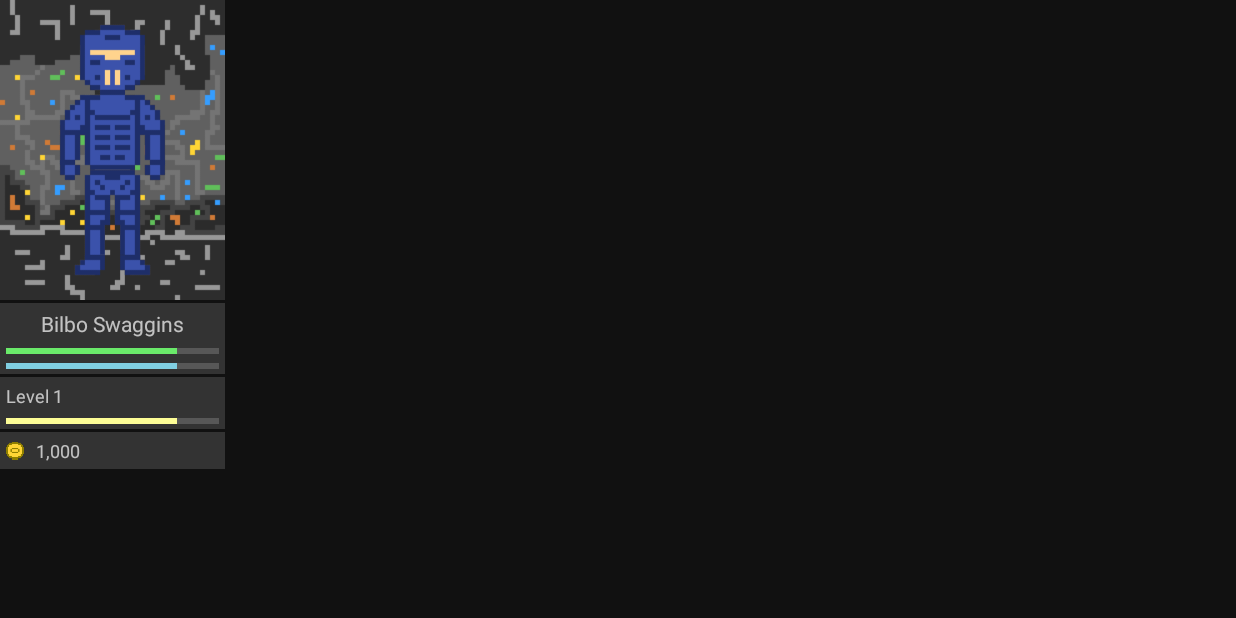
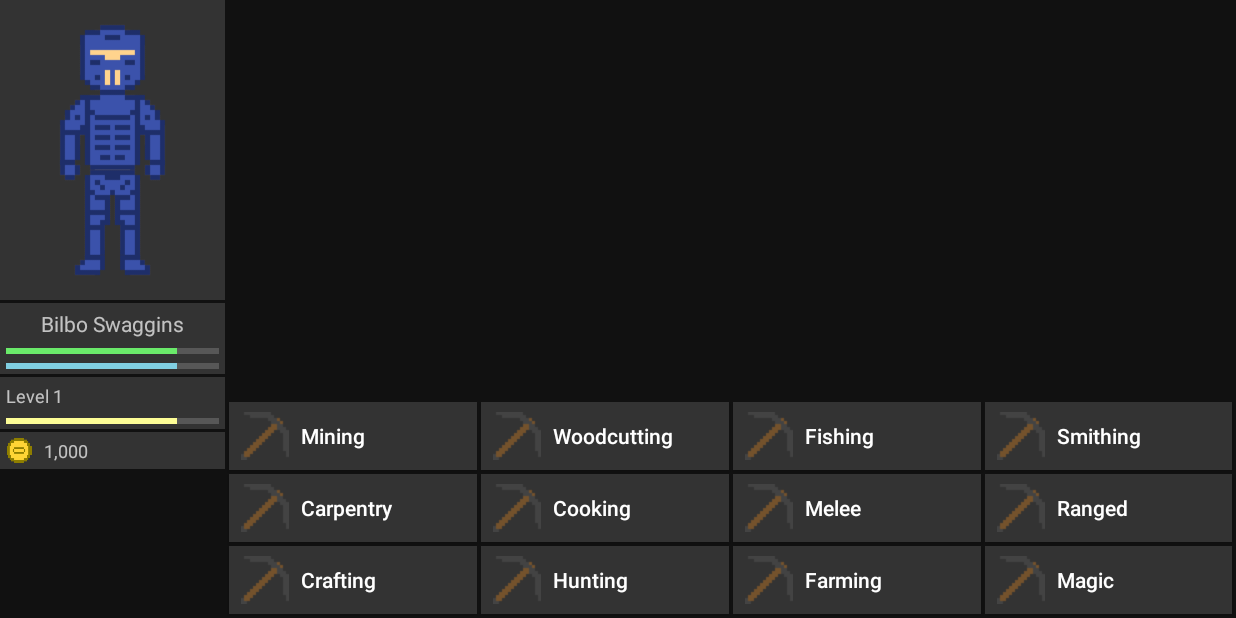
Before and after one commit to zjohnso/big-game, an Android app: the screen it shows after launch (MainActivity), on a phone screen of 824 x 412 dp (held sideways). Run offline under Robolectric (Android 15) with nearby library versions, the phone set to English and light mode, and no system bars.

Commit message:
Added buttons

```diff
--- a/app/src/main/java/com/example/projectgooch/MainActivity.java
+++ b/app/src/main/java/com/example/projectgooch/MainActivity.java
@@ -1,6 +1,7 @@
 package com.example.projectgooch;
 
 import androidx.appcompat.app.AppCompatActivity;
+import androidx.fragment.app.Fragment;
 
 import android.os.Bundle;
 import android.view.WindowManager;
@@ -12,5 +13,20 @@ public class MainActivity extends AppCompatActivity {
         getWindow().setFlags(WindowManager.LayoutParams.FLAG_FULLSCREEN, WindowManager.LayoutParams.FLAG_FULLSCREEN);
         super.onCreate(savedInstanceState);
         setContentView(R.layout.activity_main);
+
+        displaySkillButtons();
+    }
+
+    private void displaySkillButtons() {
+        loadFragment(new SkillsSelectFragment());
+    }
+
+    private boolean loadFragment(Fragment f) {
+        if (f != null) {
+            getSupportFragmentManager().beginTransaction().replace(R.id.fragmentContainer, f).commit();
+            return true;
+        } else {
+            return false;
+        }
     }
 }
--- /dev/null
+++ b/app/src/main/java/com/example/projectgooch/SkillsSelectFragment.java
@@ -0,0 +1,20 @@
+package com.example.projectgooch;
+
+import android.os.Bundle;
+import android.view.LayoutInflater;
+import android.view.View;
+import android.view.ViewGroup;
+
+import androidx.annotation.NonNull;
+import androidx.annotation.Nullable;
+import androidx.fragment.app.Fragment;
+
+public class SkillsSelectFragment extends Fragment {
+
+    @Nullable
+    @Override
+    public View onCreateView(@NonNull LayoutInflater inflater, @Nullable ViewGroup container, @Nullable Bundle savedInstanceState) {
+        View v = inflater.inflate(R.layout.fragment_skill_select, container, false);
+        return v;
+    }
+}
--- /dev/null
+++ b/app/src/main/res/drawable/button_color_selector.xml
@@ -0,0 +1,14 @@
+<?xml version="1.0" encoding="utf-8"?>
+<selector xmlns:android="http://schemas.android.com/apk/res/android">
+    <item
+        android:state_focused="true"
+        android:state_pressed="true"
+        android:drawable="@color/uiTileBackgroundPressed" />
+
+    <item
+        android:state_focused="false"
+        android:state_pressed="true"
+        android:drawable="@color/uiTileBackgroundPressed" />
+
+    <item android:drawable="@color/uiTileBackground" />
+</selector>
--- a/app/src/main/res/layout/activity_main.xml
+++ b/app/src/main/res/layout/activity_main.xml
@@ -2,12 +2,21 @@
 <androidx.constraintlayout.widget.ConstraintLayout xmlns:android="http://schemas.android.com/apk/res/android"
     xmlns:app="http://schemas.android.com/apk/res-auto"
     xmlns:tools="http://schemas.android.com/tools"
+    android:orientation="horizontal"
     android:layout_width="match_parent"
     android:layout_height="match_parent"
     android:background="@color/uiBackground"
     tools:context=".MainActivity">
 
-
+    <FrameLayout
+        android:id="@+id/fragmentContainer"
+        android:layout_width="0dp"
+        android:layout_height="wrap_content"
+        android:layout_margin="1dp"
+        app:layout_constraintEnd_toEndOf="parent"
+        app:layout_constraintStart_toEndOf="@id/body"
+        app:layout_constraintBottom_toBottomOf="parent"
+        />
 
     <TextView
         android:id="@+id/infoPanel"
@@ -41,7 +50,7 @@
         android:layout_width="150dp"
         android:layout_height="200dp"
         android:foreground="@drawable/body"
-        android:background="@drawable/minebgtest"
+        android:background="@color/uiTileBackground"
         app:layout_constraintStart_toStartOf="parent"
         app:layout_constraintTop_toTopOf="parent" />
 
@@ -132,7 +141,7 @@
 
     <ImageView
         android:id="@+id/goldIcon"
-        android:layout_width="20dp"
+        android:layout_width="25dp"
         android:layout_height="0dp"
         android:padding="4dp"
         android:background="@color/uiTileBackground"
--- /dev/null
+++ b/app/src/main/res/layout/fragment_skill_select.xml
@@ -0,0 +1,218 @@
+<?xml version="1.0" encoding="utf-8"?>
+<GridLayout xmlns:android="http://schemas.android.com/apk/res/android"
+    xmlns:app="http://schemas.android.com/apk/res-auto"
+    android:id="@+id/skillsButtons"
+    xmlns:tools="http://schemas.android.com/tools"
+    android:layout_width="match_parent"
+    android:layout_height="match_parent"
+    android:background="@color/uiBackground"
+    android:useDefaultMargins="false"
+    android:rowCount="6"
+    android:columnCount="4"
+    tools:context=".MainActivity">
+
+    <Button
+        android:id="@+id/mining"
+        android:layout_width="0dp"
+        android:layout_columnWeight="1"
+        android:layout_height="45dp"
+        android:layout_margin="1dp"
+        android:padding="8dp"
+        android:background="@drawable/button_color_selector"
+        android:layout_row="0"
+        android:layout_column="0"
+        android:drawableStart="@drawable/pickaxe_2x"
+        android:text="Mining"
+        android:textAlignment="viewStart"
+        android:textAllCaps="false"
+        android:drawablePadding="8dp"
+        android:textSize="14sp" />
+
+    <Button
+        android:id="@+id/woodcutting"
+        android:layout_width="0dp"
+        android:layout_columnWeight="1"
+        android:layout_height="45dp"
+        android:padding="8dp"
+        android:layout_margin="1dp"
+        android:background="@drawable/button_color_selector"
+        android:layout_row="0"
+        android:layout_column="1"
+        android:drawableStart="@drawable/pickaxe_2x"
+        android:text="Woodcutting"
+        android:textAllCaps="false"
+        android:textAlignment="viewStart"
+        android:drawablePadding="8dp"
+        android:textSize="14sp" />
+
+    <Button
+        android:id="@+id/fishing"
+        android:layout_width="0dp"
+        android:layout_columnWeight="1"
+        android:layout_height="45dp"
+        android:padding="8dp"
+        android:layout_margin="1dp"
+        android:background="@drawable/button_color_selector"
+        android:layout_row="0"
+        android:layout_column="2"
+        android:drawableStart="@drawable/pickaxe_2x"
+        android:text="Fishing"
+        android:textAllCaps="false"
+        android:textAlignment="viewStart"
+        android:drawablePadding="8dp"
+        android:textSize="14sp" />
+
+    <Button
+        android:id="@+id/smithing"
+        android:layout_width="0dp"
+        android:layout_columnWeight="1"
+        android:layout_height="45dp"
+        android:padding="8dp"
+        android:layout_margin="1dp"
+        android:background="@drawable/button_color_selector"
+        android:layout_row="0"
+        android:layout_column="3"
+        android:drawableStart="@drawable/pickaxe_2x"
+        android:text="Smithing"
+        android:textAllCaps="false"
+        android:textAlignment="viewStart"
+        android:drawablePadding="8dp"
+        android:textSize="14sp" />
+
+    <Button
+        android:id="@+id/carpentry"
+        android:layout_width="0dp"
+        android:layout_columnWeight="1"
+        android:layout_height="45dp"
+        android:padding="8dp"
+        android:layout_margin="1dp"
+        android:background="@drawable/button_color_selector"
+        android:layout_row="1"
+        android:layout_column="0"
+        android:drawableStart="@drawable/pickaxe_2x"
+        android:text="Carpentry"
+        android:textAllCaps="false"
+        android:textAlignment="viewStart"
+        android:drawablePadding="8dp"
+        android:textSize="14sp" />
+
+    <Button
+        android:id="@+id/cooking"
+        android:layout_width="0dp"
+        android:layout_columnWeight="1"
+        android:layout_height="45dp"
+        android:padding="8dp"
+        android:layout_margin="1dp"
+        android:background="@drawable/button_color_selector"
+        android:layout_row="1"
+        android:layout_column="1"
+        android:drawableStart="@drawable/pickaxe_2x"
+        android:text="Cooking"
+        android:textAllCaps="false"
+        android:textAlignment="viewStart"
+        android:drawablePadding="8dp"
+        android:textSize="14sp" />
+
+    <Button
+        android:id="@+id/melee"
+        android:layout_width="0dp"
+        android:layout_columnWeight="1"
+        android:layout_height="45dp"
+        android:padding="8dp"
+        android:layout_margin="1dp"
+        android:background="@drawable/button_color_selector"
+        android:layout_row="1"
+        android:layout_column="2"
+        android:drawableStart="@drawable/pickaxe_2x"
+        android:text="Melee"
+        android:textAllCaps="false"
+        android:textAlignment="viewStart"
+        android:drawablePadding="8dp"
+        android:textSize="14sp" />
+
+    <Button
+        android:id="@+id/ranged"
+        android:layout_width="0dp"
+        android:layout_columnWeight="1"
+        android:layout_height="45dp"
+        android:padding="8dp"
+        android:layout_margin="1dp"
+        android:background="@drawable/button_color_selector"
+        android:layout_row="1"
+        android:layout_column="3"
+        android:drawableStart="@drawable/pickaxe_2x"
+        android:text="Ranged"
+        android:textAllCaps="false"
+        android:textAlignment="viewStart"
+        android:drawablePadding="8dp"
+        android:textSize="14sp" />
+
+    <Button
+        android:id="@+id/crafting"
+        android:layout_width="0dp"
+        android:layout_columnWeight="1"
+        android:layout_height="45dp"
+        android:padding="8dp"
+        android:layout_margin="1dp"
+        android:background="@drawable/button_color_selector"
+        android:layout_row="2"
+        android:layout_column="0"
+        android:drawableStart="@drawable/pickaxe_2x"
+        android:text="Crafting"
+        android:textAllCaps="false"
+        android:textAlignment="viewStart"
+        android:drawablePadding="8dp"
+        android:textSize="14sp" />
+
+    <Button
+        android:id="@+id/hunting"
+        android:layout_width="0dp"
+        android:layout_columnWeight="1"
+        android:layout_height="45dp"
+        android:padding="8dp"
+        android:layout_margin="1dp"
+        android:background="@drawable/button_color_selector"
+        android:layout_row="2"
+        android:layout_column="1"
+        android:drawableStart="@drawable/pickaxe_2x"
+        android:text="Hunting"
+        android:textAllCaps="false"
+        android:textAlignment="viewStart"
+        android:drawablePadding="8dp"
+        android:textSize="14sp" />
+
+    <Button
+        android:id="@+id/farming"
+        android:layout_width="0dp"
+        android:layout_columnWeight="1"
+        android:layout_height="45dp"
+        android:padding="8dp"
+        android:layout_margin="1dp"
+        android:background="@drawable/button_color_selector"
+        android:layout_row="2"
+        android:layout_column="2"
+        android:drawableStart="@drawable/pickaxe_2x"
+        android:text="Farming"
+        android:textAllCaps="false"
+        android:textAlignment="viewStart"
+        android:drawablePadding="8dp"
+        android:textSize="14sp" />
+
+    <Button
+        android:id="@+id/magic"
+        android:layout_width="0dp"
+        android:layout_columnWeight="1"
+        android:layout_height="45dp"
+        android:padding="8dp"
+        android:layout_margin="1dp"
+        android:background="@drawable/button_color_selector"
+        android:layout_row="2"
+        android:layout_column="3"
+        android:drawableStart="@drawable/pickaxe_2x"
+        android:text="Magic"
+        android:textAllCaps="false"
+        android:textAlignment="viewStart"
+        android:drawablePadding="8dp"
+        android:textSize="14sp" />
+
+</GridLayout>
--- a/app/src/main/res/values/colors.xml
+++ b/app/src/main/res/values/colors.xml
@@ -5,6 +5,7 @@
     <color name="colorAccent">#D81B60</color>
     <color name="uiBackground">#111111</color>
     <color name="uiTileBackground">#333333</color>
+    <color name="uiTileBackgroundPressed">#222222</color>
     <color name="healthBar">#6aea6a</color>
     <color name="progressBarBG">#aaaaaa</color>
     <color name="manaBar">#80cee1</color>
```
Also changed, not shown: app/src/main/res/drawable-v24/pickaxe_2x.png (added), app/src/main/res/drawable-v24/pickaxe_5x.png (added), app/src/main/res/drawable-v24/pickaxe_raw.png (added).
